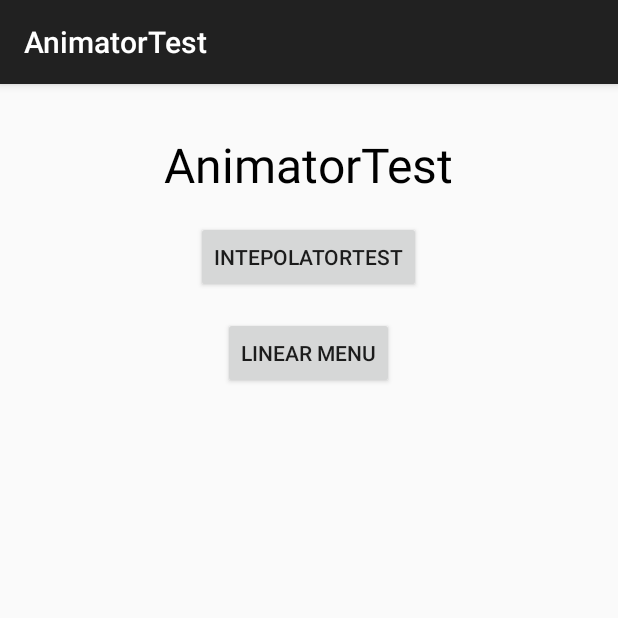
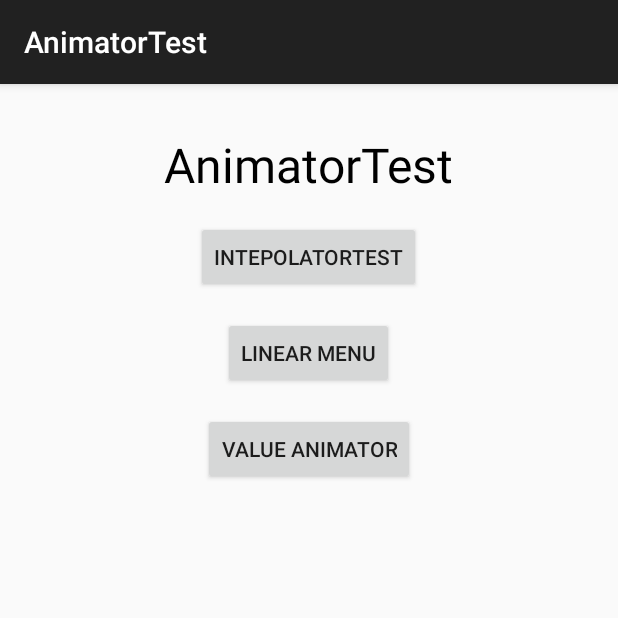
Before and after one commit to ToDou/AnimatorTest, an Android app: the screen it shows after launch (MainActivity), on a phone screen of 412 x 824 dp, the top half of it. Run offline under Robolectric (Android 15) with nearby library versions, the phone set to English and light mode, and no system bars; our stand-ins replace ButterKnife.

Commit message:
add the value animator;

```diff
--- a/app/build.gradle
+++ b/app/build.gradle
@@ -23,4 +23,5 @@ dependencies {
     compile fileTree(dir: 'libs', include: ['*.jar'])
     compile 'com.android.support:appcompat-v7:22.0.0'
     compile 'com.nineoldandroids:library:2.4.+'
+    compile 'com.jakewharton:butterknife:6.1.0'
 }
--- a/app/src/main/AndroidManifest.xml
+++ b/app/src/main/AndroidManifest.xml
@@ -24,6 +24,9 @@
         <activity android:name=".LinearMenuAnimatorTest"
             android:launchMode="singleTop"
             />
+        <activity android:name=".ValueAnimatorTest"
+            android:launchMode="singleTop"
+            />
     </application>
 
 </manifest>
--- a/app/src/main/java/com/loopeer/android/apps/animatortest/MainActivity.java
+++ b/app/src/main/java/com/loopeer/android/apps/animatortest/MainActivity.java
@@ -6,24 +6,25 @@ import android.os.Bundle;
 import android.view.View;
 import android.widget.Button;
 
-public class MainActivity extends ActionBarActivity implements View.OnClickListener{
+import butterknife.ButterKnife;
+import butterknife.InjectView;
+import butterknife.OnClick;
 
-    private Button mButtonInterpolator;
-    private Button mButtonLinearMenu;
+public class MainActivity extends ActionBarActivity{
 
     @Override
     protected void onCreate(Bundle savedInstanceState) {
         super.onCreate(savedInstanceState);
         setContentView(R.layout.activity_main_layout);
-
-        mButtonInterpolator = (Button) findViewById(R.id.main_activity_interpolator);
-        mButtonInterpolator.setOnClickListener(this);
-
-        mButtonLinearMenu = (Button) findViewById(R.id.main_activity_linear_menu);
-        mButtonLinearMenu.setOnClickListener(this);
+        ButterKnife.inject(this);
     }
 
-    @Override
+    @OnClick({
+            R.id.main_activity_interpolator,
+            R.id.main_activity_linear_menu,
+            R.id.main_activity_value_animator
+    })
+    @SuppressWarnings("unused")
     public void onClick(View v) {
         switch (v.getId()) {
             case R.id.main_activity_interpolator:
@@ -32,6 +33,9 @@ public class MainActivity extends ActionBarActivity implements View.OnClickListe
             case R.id.main_activity_linear_menu:
                 startActivity(new Intent(this, LinearMenuAnimatorTest.class));
                 break;
+            case R.id.main_activity_value_animator:
+                startActivity(new Intent(this, ValueAnimatorTest.class));
+                break;
         }
     }
 }
--- a/app/src/main/res/layout/activity_main_layout.xml
+++ b/app/src/main/res/layout/activity_main_layout.xml
@@ -33,4 +33,14 @@
         android:text="linear Menu"
         />
 
+    <Button
+        android:id="@+id/main_activity_value_animator"
+        android:layout_width="wrap_content"
+        android:layout_height="wrap_content"
+        android:layout_gravity="center_horizontal"
+        android:layout_marginTop="@dimen/activity_vertical_margin"
+        android:text="value animator"
+        />
+
+
 </LinearLayout>
```
Also changed, not shown: app/src/main/java/com/loopeer/android/apps/animatortest/ValueAnimatorTest.java (added, +110 -0 lines), app/src/main/res/layout/activity_valueanimator.xml (added, +27 -0 lines).
